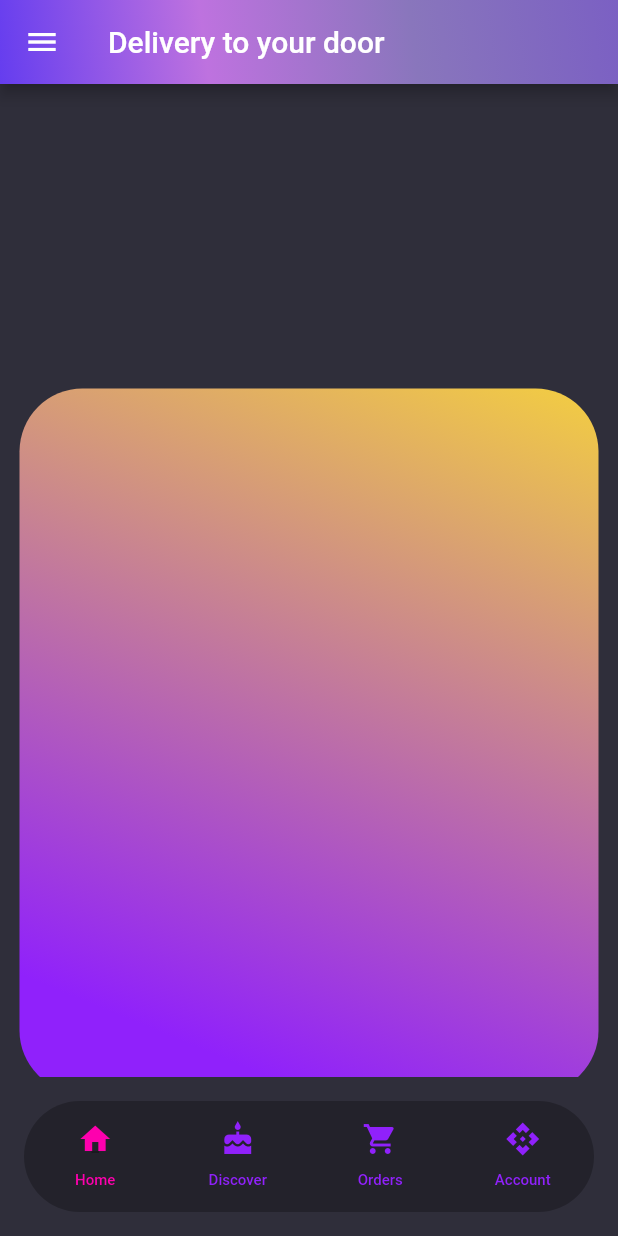
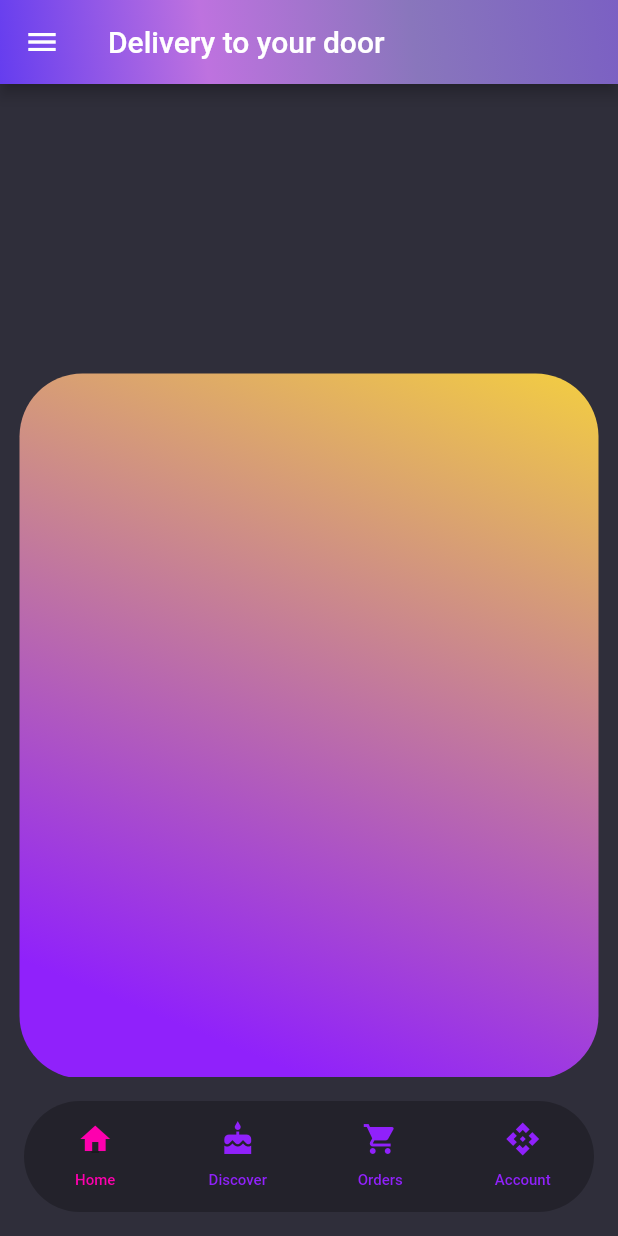
Before and after one commit to iNeedHelpX/foodorderapp, a Flutter app: the screen it shows after launch, on a phone screen of 412 x 824 dp. Run offline on Flutter 3.47's test engine with Material 2 defaults, Android fonts, the phone set to English and light mode, and no system bars; our stand-ins replace flutter_custom_clippers; missing offline and left inert: clip_shadow.

Commit message:
changes to size

```diff
--- a/lib/helpers/bodybox.dart
+++ b/lib/helpers/bodybox.dart
@@ -17,7 +17,7 @@ class Box extends StatelessWidget {
         crossAxisAlignment: CrossAxisAlignment.center,
         children: <Widget>[
           // SizedBox(height: 60),
-          SizedBox(height: 190),
+          SizedBox(height: 180),
           Stack(
             alignment: Alignment.topCenter,
             clipBehavior: Clip.antiAliasWithSaveLayer,
```
